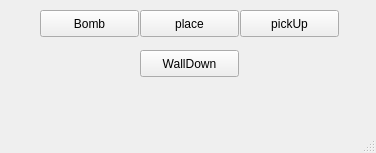
Before: the Qt Designer form main/gui/mainwindowsoundtest.ui in benediktibk/bomberman, drawn with Qt 5.
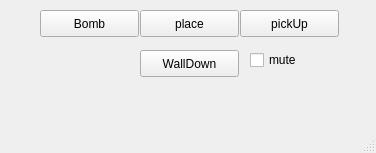
After: the same form once the commit is applied.

Commit message: implemented mute

The edit to the form file:
```diff
--- a/main/gui/mainwindowsoundtest.ui
+++ b/main/gui/mainwindowsoundtest.ui
@@ -66,6 +66,19 @@
      <string>WallDown</string>
     </property>
    </widget>
+   <widget class="QCheckBox" name="muteCheckBox">
+    <property name="geometry">
+     <rect>
+      <x>250</x>
+      <y>50</y>
+      <width>85</width>
+      <height>20</height>
+     </rect>
+    </property>
+    <property name="text">
+     <string>mute</string>
+    </property>
+   </widget>
   </widget>
   <widget class="QMenuBar" name="menubar">
    <property name="geometry">
```
Left out of the diff: 2 changed lines with no effect on the pictures. The commit also changes 10 other files.
